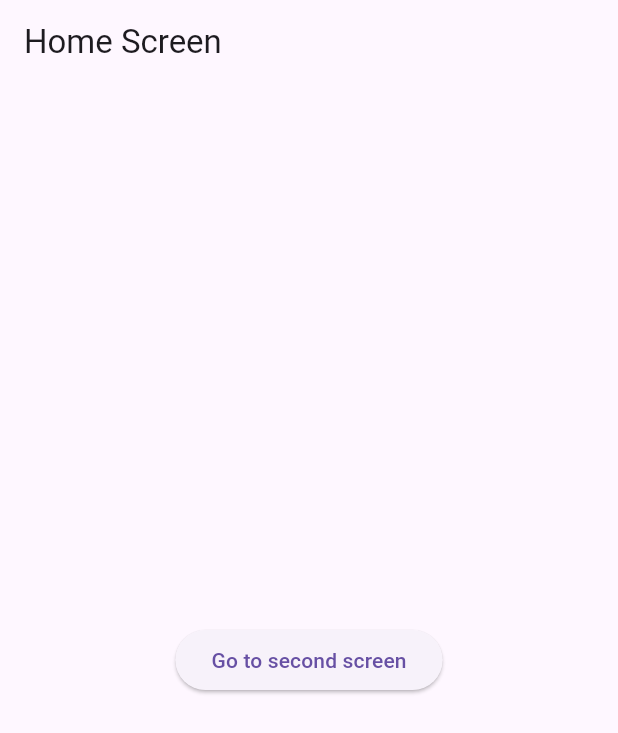
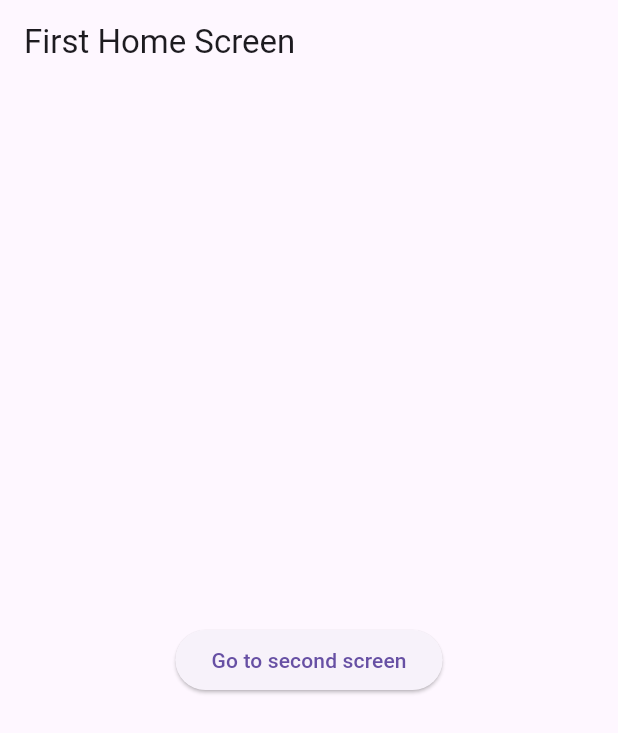
Before and after one commit to Jubayer934/Navigation_Page_by_Flutter, a Flutter app: the screen it shows after launch, on a phone screen of 412 x 824 dp. Shown: the top 733 px of the screen. Run offline on Flutter 3.47's test engine with Material 3 defaults, Android fonts, the phone set to English and light mode, and no system bars.

Commit message:
App Upload

```diff
--- a/lib/main.dart
+++ b/lib/main.dart
@@ -1,4 +1,3 @@
-import 'package:flutter/cupertino.dart';
 import 'package:flutter/material.dart';
 import 'package:navigiton/second_screen.dart';
 
@@ -11,7 +10,14 @@ class MyApp extends StatelessWidget {
 
   @override
   Widget build(BuildContext context) {
-    return const MaterialApp(home: HomeScreen());
+    return MaterialApp(
+      debugShowCheckedModeBanner: false,
+      initialRoute: '/',
+      routes: {
+        '/': (context) => HomeScreen(),
+        '/second': (context) => SecondScreen()
+      },
+    );
   }
 }
 
@@ -21,14 +27,11 @@ class HomeScreen extends StatelessWidget {
   @override
   Widget build(BuildContext context) {
     return Scaffold(
-      appBar: AppBar(title: Text("Home Screen")),
+      appBar: AppBar(title: Text("First Home Screen")),
       body: Center(
         child: ElevatedButton(
           onPressed: () {
-            Navigator.push(
-              context,
-              MaterialPageRoute(builder: (context) => SecondScreen()),
-            );
+            Navigator.pushNamed(context, '/second');
           },
           child: Text("Go to second screen"),
         ),
```
